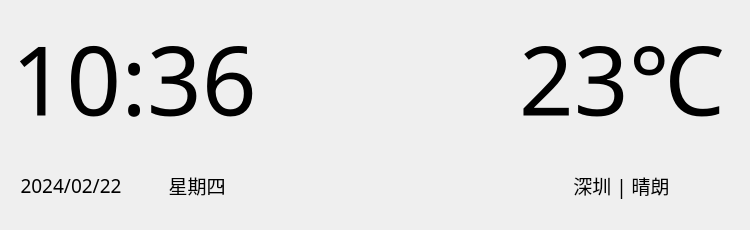
Before: the Qt Designer form CarMachineSystem/httpweather.ui in 1bailan/Car-machine-system, drawn with Qt 5.
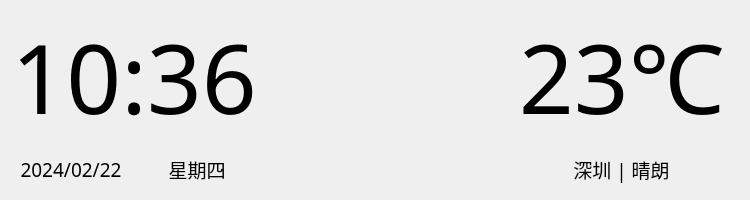
After: the same form once the commit is applied.

Patch:
```diff
--- a/CarMachineSystem/httpweather.ui
+++ b/CarMachineSystem/httpweather.ui
@@ -7,7 +7,7 @@
     <x>0</x>
     <y>0</y>
     <width>750</width>
-    <height>230</height>
+    <height>200</height>
    </rect>
   </property>
   <property name="windowTitle">
```
